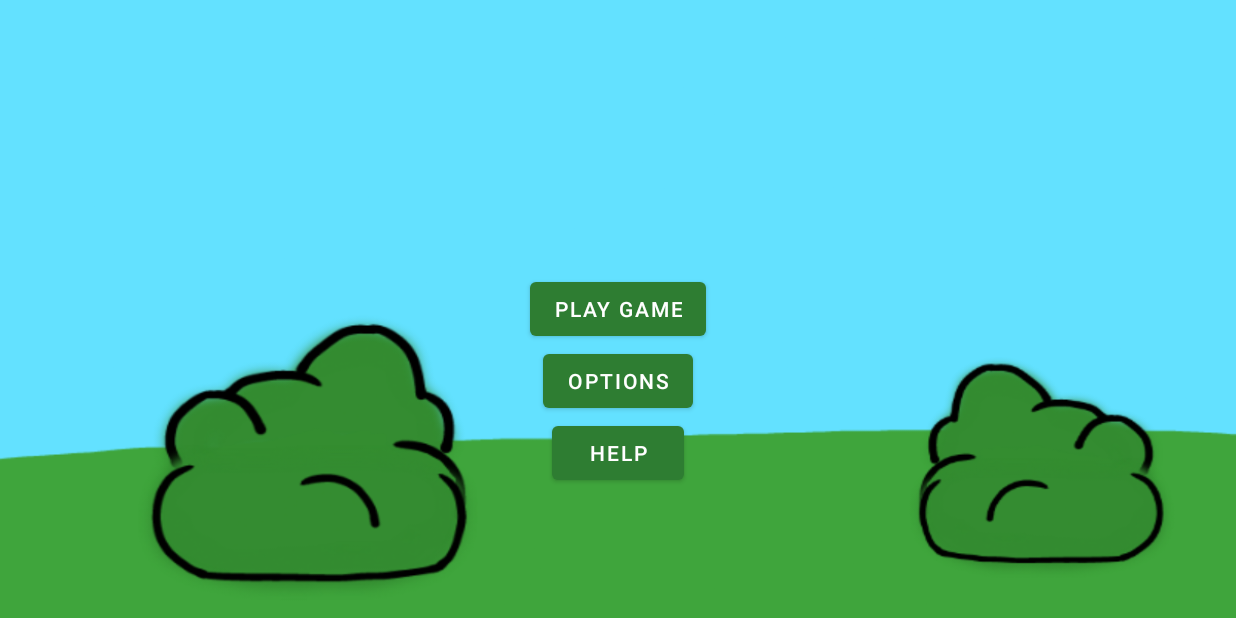
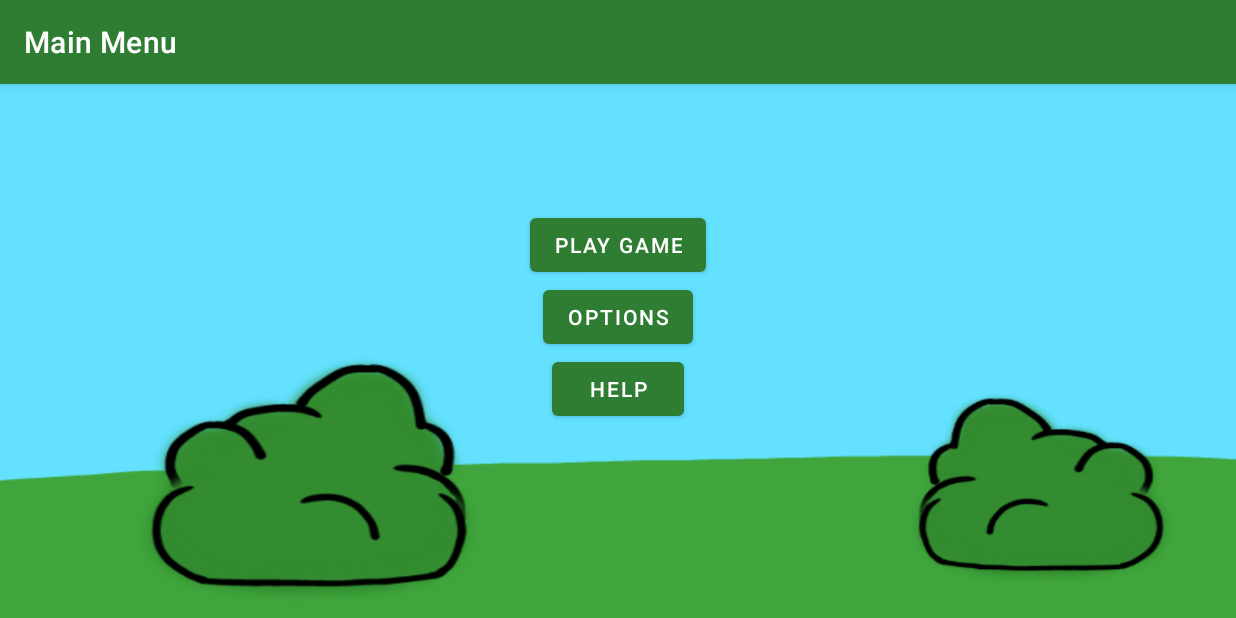
Before and after one commit to corbinjensen/minesweeper-game, an Android app: the MainActivity screen opened directly, with no data from a screen before it, on a phone screen of 824 x 412 dp (held sideways). Run offline under Robolectric (Android 15) with nearby library versions, the phone set to English and light mode, and no system bars.

Commit message:
- Added Main Menu Title - Changed buttons to be over blue background

```diff
--- a/app/src/main/AndroidManifest.xml
+++ b/app/src/main/AndroidManifest.xml
@@ -40,9 +40,9 @@
         <activity
             android:name=".app.MainActivity"
             android:exported="true"
-            android:label="@string/app_name"
+            android:label="@string/menu_main"
             android:screenOrientation="landscape"
-            android:theme="@style/Theme.CMPT276_ASN3.NoActionBar">
+            >
         </activity>
     </application>
 
--- a/app/src/main/res/layout/activity_main.xml
+++ b/app/src/main/res/layout/activity_main.xml
@@ -18,7 +18,8 @@
         app:layout_constraintBottom_toBottomOf="parent"
         app:layout_constraintEnd_toEndOf="parent"
         app:layout_constraintStart_toStartOf="parent"
-        app:layout_constraintTop_toTopOf="parent" />
+        app:layout_constraintTop_toTopOf="parent"
+        app:layout_constraintVertical_bias="0.26999998" />
 
     <Button
         android:id="@+id/button_options"
--- a/app/src/main/res/values/strings.xml
+++ b/app/src/main/res/values/strings.xml
@@ -25,4 +25,5 @@
     <string name="subtle_background_image_photo_by_nordwood_themes_from_unsplash">Subtle Background Image Photo by NordWood Themes from Unsplash.com</string>
     <string name="main_menu">Main Menu</string>
     <string name="catch_the_cat">Catch The Cat</string>
+    <string name="menu_main">Main Menu</string>
 </resources>
```
